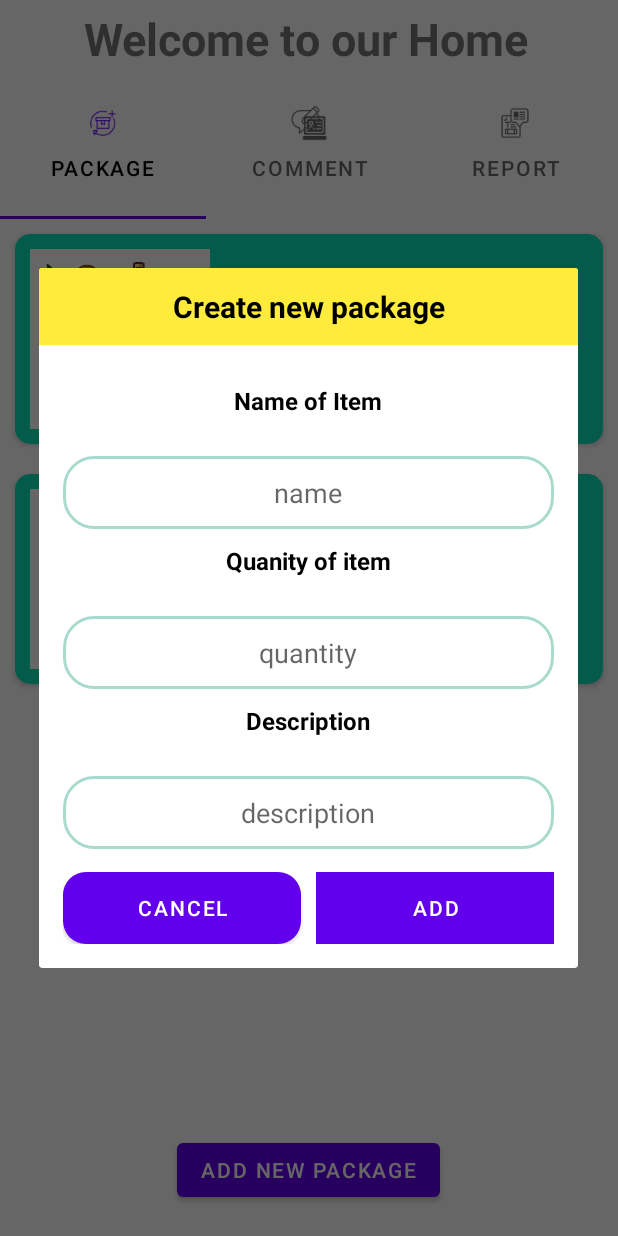
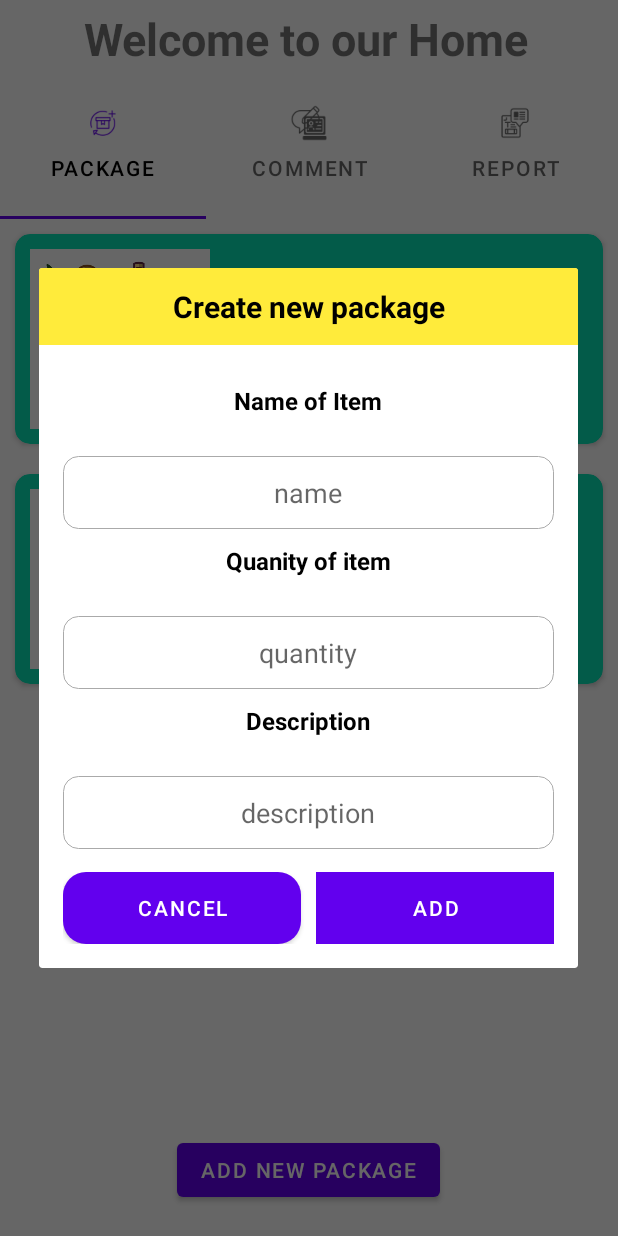
Before and after one commit to Nhat180/AS3_HappyMeals, an Android app: the PackageListFragment screen opened directly, with no data from a screen before it, after a tap on "ADD NEW PACKAGE", on a phone screen of 412 x 824 dp. Run offline under Robolectric (Android 15) with nearby library versions, the phone set to English and light mode, and no system bars.

Commit message:
Update add_dialog_layout.xml

```diff
--- a/app/src/main/res/layout/add_dialog_layout.xml
+++ b/app/src/main/res/layout/add_dialog_layout.xml
@@ -43,7 +43,7 @@
             android:textAlignment="center"
             android:layout_marginTop="16dp"
             android:hint="name"
-            android:background="@drawable/edit_text_style"/>
+            android:background="@drawable/edit_text_style2"/>
 
         <TextView
             android:layout_width="match_parent"
@@ -63,7 +63,7 @@
             android:textAlignment="center"
             android:layout_marginTop="16dp"
             android:hint="quantity"
-            android:background="@drawable/edit_text_style"/>
+            android:background="@drawable/edit_text_style2"/>
 
         <TextView
             android:layout_width="match_parent"
@@ -83,7 +83,7 @@
             android:textAlignment="center"
             android:layout_marginTop="16dp"
             android:hint="description"
-            android:background="@drawable/edit_text_style"/>
+            android:background="@drawable/edit_text_style2"/>
 
         <LinearLayout
             android:layout_width="match_parent"
```
